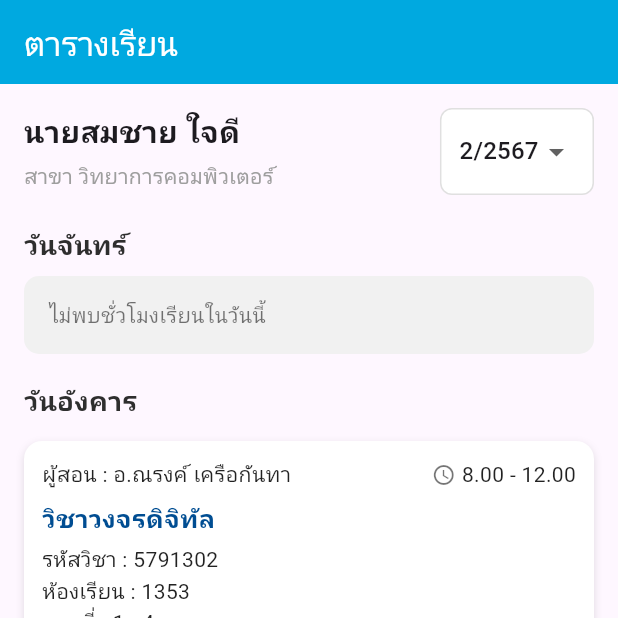
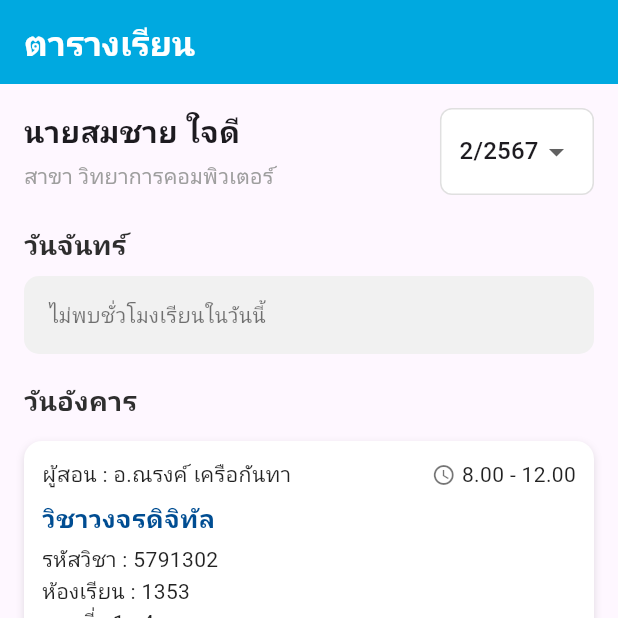
Before and after one commit to FoamNR/smartstuden, a Flutter app: the screen it shows after launch, item 3 of the bottom bar chosen, on a phone screen of 412 x 824 dp, the top half of it. Run offline on Flutter 3.47's test engine with Material 3 defaults, Android fonts, the phone set to English and light mode, and no system bars.

Commit message:
change title bar

```diff
--- a/lib/screens/timetable.dart
+++ b/lib/screens/timetable.dart
@@ -117,7 +117,7 @@ class _TimeTablePageState extends State<TimeTablePage> {
           statusBarIconBrightness: Brightness.light,
         ),
         iconTheme: const IconThemeData(color: Colors.white),
-        title: const Text('ตารางเรียน', style: TextStyle(color: Colors.white)),
+        title: const Text('ตารางเรียน', style: TextStyle(color: Colors.white, fontSize: 23, fontWeight: FontWeight.bold)),
       ),
       body: SingleChildScrollView(
         padding: const EdgeInsets.all(16),
```
